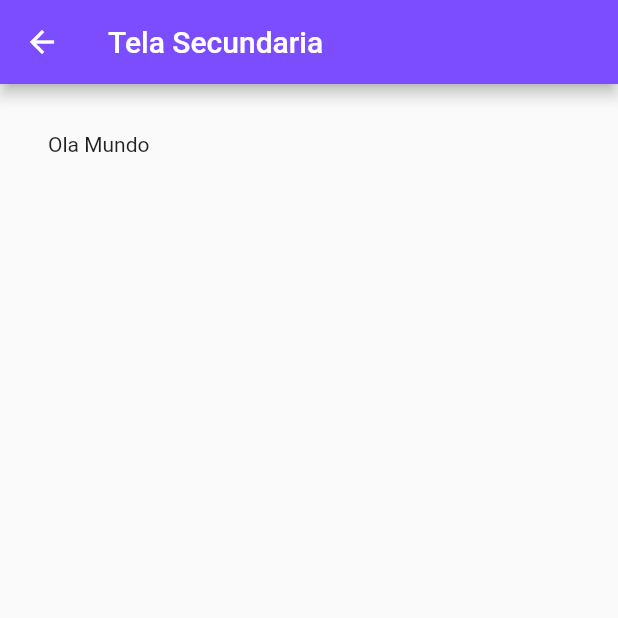
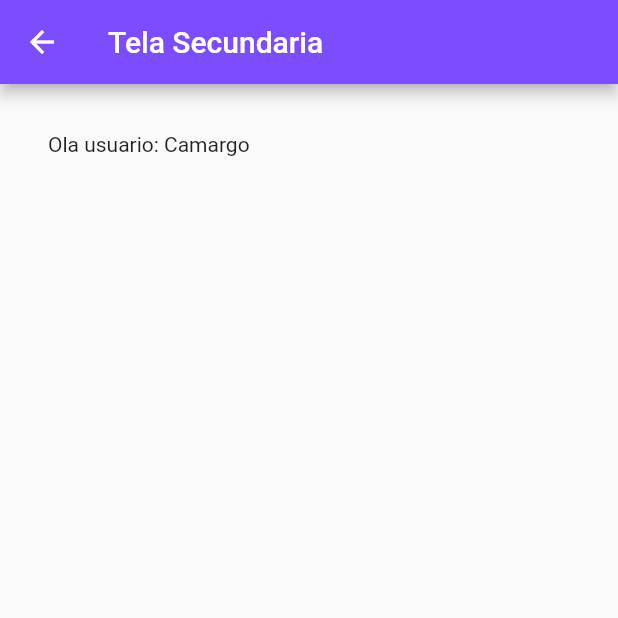
Before and after one commit to cfcamargo/aulas_flutter_navegacao, a Flutter app: the screen it shows after launch, after a tap on "Ir para tela Secundaria", on a phone screen of 412 x 824 dp, the top half of it. Run offline on Flutter 3.47's test engine with Material 2 defaults, Android fonts, the phone set to English and light mode, and no system bars.

Commit message:
Passando dados entre telas

```diff
--- a/lib/TelaSecundaria.dart
+++ b/lib/TelaSecundaria.dart
@@ -1,13 +1,20 @@
 import 'package:flutter/material.dart';
 
 class TelaSecundaria extends StatefulWidget {
-  const TelaSecundaria({Key? key}) : super(key: key);
+
+  String valor;
+
+  TelaSecundaria(this.valor);
 
   @override
   _TelaSecundariaState createState() => _TelaSecundariaState();
 }
 
 class _TelaSecundariaState extends State<TelaSecundaria> {
+
+
+
+
   @override
   Widget build(BuildContext context) {
     return Scaffold(
@@ -19,7 +26,7 @@ class _TelaSecundariaState extends State<TelaSecundaria> {
         padding: EdgeInsets.all(32),
         child: Column(
           children: [
-            Text("Ola Mundo")
+            Text("Ola usuario: ${widget.valor}")
           ],
         ),
       ),
--- a/lib/main.dart
+++ b/lib/main.dart
@@ -34,7 +34,7 @@ class _TelaPrincipalState extends State<TelaPrincipal> {
                   Navigator.push(
                     context,
                     MaterialPageRoute(
-                        builder: (context) => TelaSecundaria()
+                        builder: (context) => TelaSecundaria("Camargo")
                     )
                   );
               },
```
